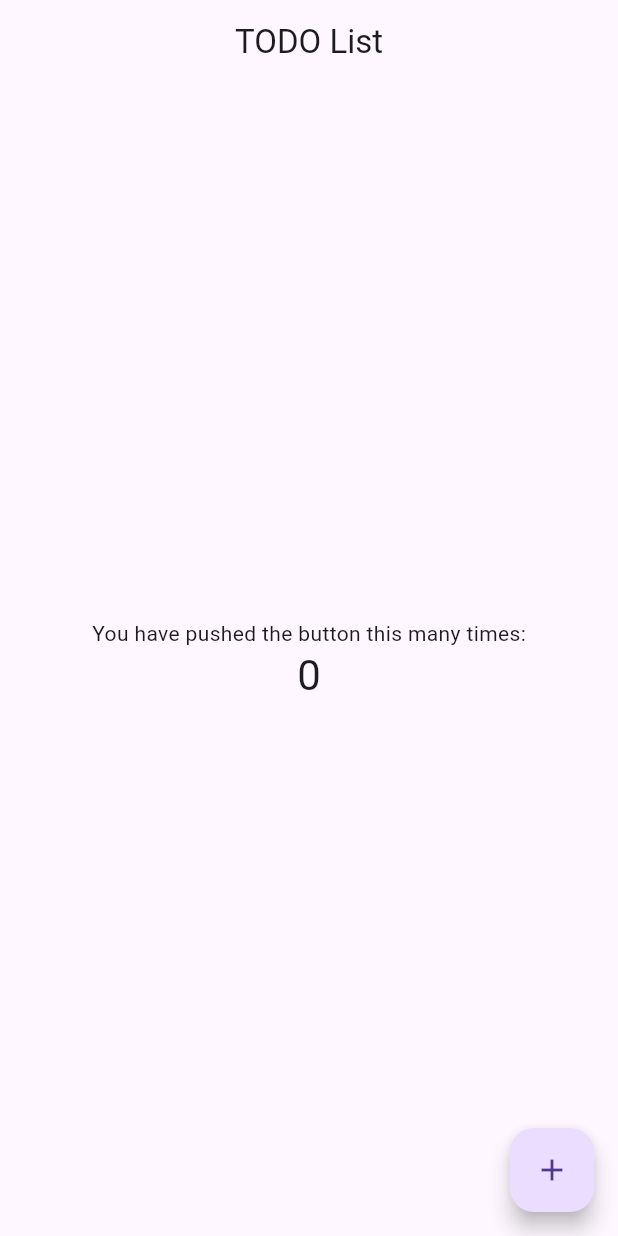
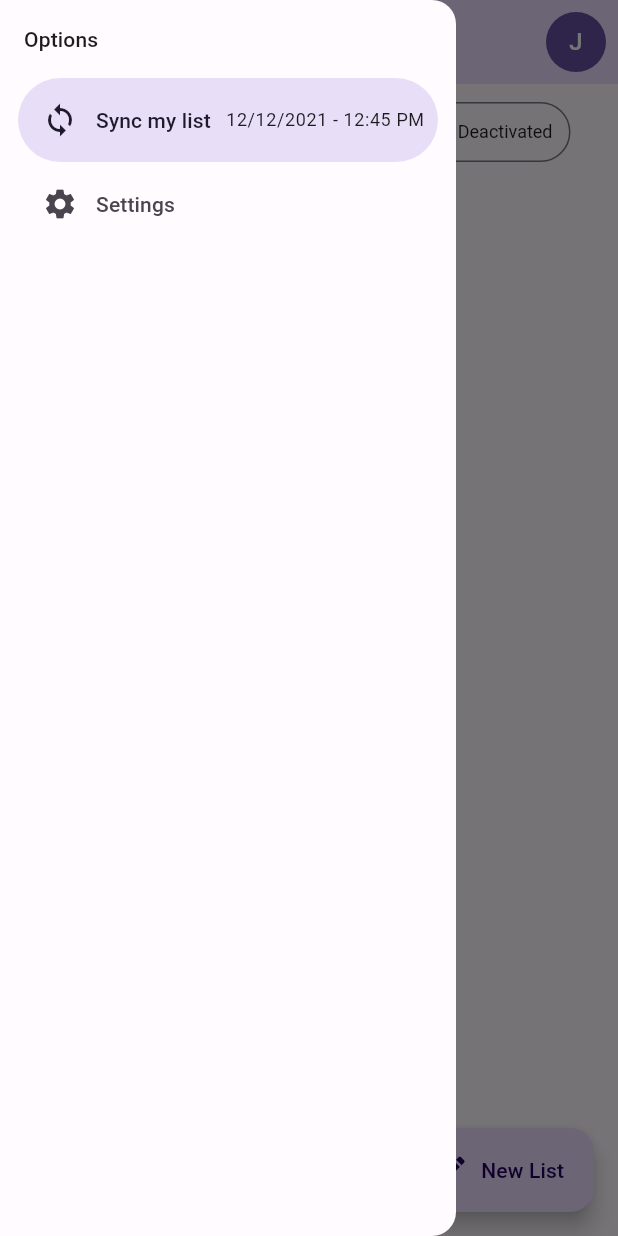
Before and after one commit to joaoGabriel55/todo-list-flutterando, a Flutter app: the screen it shows after launch, with the side drawer open (before the commit the screen has no drawer), on a phone screen of 412 x 824 dp. Run offline on Flutter 3.47's test engine with Material 2 defaults, Android fonts, the phone set to English and light mode, and no system bars.

Commit message:
feat: implement drawer and segmented buttons

```diff
--- a/app/lib/main.dart
+++ b/app/lib/main.dart
@@ -4,50 +4,3 @@ import 'package:todo_list/src/shared/app_widget.dart';
 void main() {
   runApp(const AppWidget());
 }
-
-class MyHomePage extends StatefulWidget {
-  const MyHomePage({super.key, required this.title});
-
-  final String title;
-
-  @override
-  State<MyHomePage> createState() => _MyHomePageState();
-}
-
-class _MyHomePageState extends State<MyHomePage> {
-  int _counter = 0;
-
-  void _incrementCounter() {
-    setState(() {
-      _counter++;
-    });
-  }
-
-  @override
-  Widget build(BuildContext context) {
-    return Scaffold(
-      appBar: AppBar(
-        title: Text(widget.title),
-      ),
-      body: Center(
-        child: Column(
-          mainAxisAlignment: MainAxisAlignment.center,
-          children: <Widget>[
-            const Text(
-              'You have pushed the button this many times:',
-            ),
-            Text(
-              '$_counter',
-              style: Theme.of(context).textTheme.headlineMedium,
-            ),
-          ],
-        ),
-      ),
-      floatingActionButton: FloatingActionButton(
-        onPressed: _incrementCounter,
-        tooltip: 'Increment',
-        child: const Icon(Icons.add),
-      ),
-    );
-  }
-}
--- /dev/null
+++ b/app/lib/src/home/home_page.dart
@@ -0,0 +1,52 @@
+import 'package:flutter/material.dart';
+import 'package:todo_list/src/home/widgets/custom_drawer.dart';
+import 'package:todo_list/src/shared/widgets/user_image_button.dart';
+
+class HomePage extends StatefulWidget {
+  const HomePage({super.key});
+
+  @override
+  State<HomePage> createState() => _HomePageState();
+}
+
+class _HomePageState extends State<HomePage> {
+  @override
+  Widget build(BuildContext context) {
+    return Scaffold(
+      drawer: const CustomDrawer(),
+      appBar: AppBar(
+        title: const Text('TODO List'),
+        actions: const [
+          Padding(
+            padding: EdgeInsets.only(right: 8),
+            child: UserImageButton(),
+          ),
+        ],
+      ),
+      body: Center(
+        child: Column(
+          children: [
+            Padding(
+              padding: const EdgeInsets.all(8),
+              child: SegmentedButton<int>(
+                segments: const [
+                  ButtonSegment(value: 0, label: Text('All')),
+                  ButtonSegment(value: 1, label: Text('Pending')),
+                  ButtonSegment(value: 2, label: Text('Completed')),
+                  ButtonSegment(value: 3, label: Text('Deactivated')),
+                ],
+                selected: const {0},
+                onSelectionChanged: (values) {},
+              ),
+            )
+          ],
+        ),
+      ),
+      floatingActionButton: FloatingActionButton.extended(
+        icon: const Icon(Icons.edit),
+        label: const Text('New List'),
+        onPressed: () => {},
+      ),
+    );
+  }
+}
--- /dev/null
+++ b/app/lib/src/home/widgets/custom_drawer.dart
@@ -0,0 +1,37 @@
+import 'package:flutter/material.dart';
+
+class CustomDrawer extends StatelessWidget {
+  const CustomDrawer({super.key});
+
+  @override
+  Widget build(BuildContext context) {
+    return NavigationDrawer(
+      children: [
+        Padding(
+          padding: const EdgeInsets.all(16),
+          child: Text(
+            'Options',
+            style: Theme.of(context).textTheme.titleSmall,
+          ),
+        ),
+        NavigationDrawerDestination(
+          icon: const Icon(Icons.sync),
+          label: Row(
+            children: [
+              const Text('Sync my list'),
+              const SizedBox(width: 10),
+              Text(
+                '12/12/2021 - 12:45 PM',
+                style: Theme.of(context).textTheme.bodySmall,
+              ),
+            ],
+          ),
+        ),
+        const NavigationDrawerDestination(
+          icon: Icon(Icons.settings),
+          label: Text('Settings'),
+        )
+      ],
+    );
+  }
+}
--- a/app/lib/src/shared/app_widget.dart
+++ b/app/lib/src/shared/app_widget.dart
@@ -1,5 +1,5 @@
 import 'package:flutter/material.dart';
-import 'package:todo_list/main.dart';
+import 'package:todo_list/src/home/home_page.dart';
 import 'package:todo_list/src/shared/themes/themes.dart';
 
 class AppWidget extends StatelessWidget {
@@ -13,7 +13,7 @@ class AppWidget extends StatelessWidget {
       debugShowCheckedModeBanner: false,
       theme: lightTheme,
       darkTheme: darkTheme,
-      home: const MyHomePage(title: 'TODO List'),
+      home: const HomePage(),
     );
   }
 }
--- a/app/lib/src/shared/themes/themes.dart
+++ b/app/lib/src/shared/themes/themes.dart
@@ -1,20 +1,35 @@
 import 'package:flutter/material.dart';
+
 part 'color_schemes.g.dart';
 
-final lightTheme = ThemeData(
+ThemeData get lightTheme => ThemeData(
       useMaterial3: true,
       colorScheme: _lightColorScheme,
       appBarTheme: AppBarTheme(
         centerTitle: true,
         backgroundColor: _lightColorScheme.primaryContainer,
       ),
+      segmentedButtonTheme: _segmentedButtonTheme,
     );
 
-final darkTheme = ThemeData(
+ThemeData get darkTheme => ThemeData(
       useMaterial3: true,
       colorScheme: _darkColorScheme,
       appBarTheme: AppBarTheme(
         centerTitle: true,
         backgroundColor: _darkColorScheme.primaryContainer,
       ),
+      segmentedButtonTheme: _segmentedButtonTheme,
     );
+
+SegmentedButtonThemeData get _segmentedButtonTheme => SegmentedButtonThemeData(
+      style: ButtonStyle(
+        textStyle: MaterialStateProperty.resolveWith<TextStyle?>((states) {
+          if (states.contains(MaterialState.selected)) {
+            return const TextStyle(fontSize: 10);
+          }
+
+          return const TextStyle(fontSize: 12);
+        }),
+      ),
+    );
--- /dev/null
+++ b/app/lib/src/shared/widgets/user_image_button.dart
@@ -0,0 +1,16 @@
+import 'package:flutter/material.dart';
+
+class UserImageButton extends StatelessWidget {
+  const UserImageButton({super.key});
+
+  @override
+  Widget build(BuildContext context) {
+    return GestureDetector(
+      child: CircleAvatar(
+        backgroundColor: Theme.of(context).primaryColor,
+        foregroundColor: Colors.white,
+        child: const Text('J'),
+      ),
+    );
+  }
+}
```
Also changed, not shown: app/lib/src/shared/themes/color_schemes.g.dart, 1 other file. Lines whose indentation alone changed are shown as unchanged.
